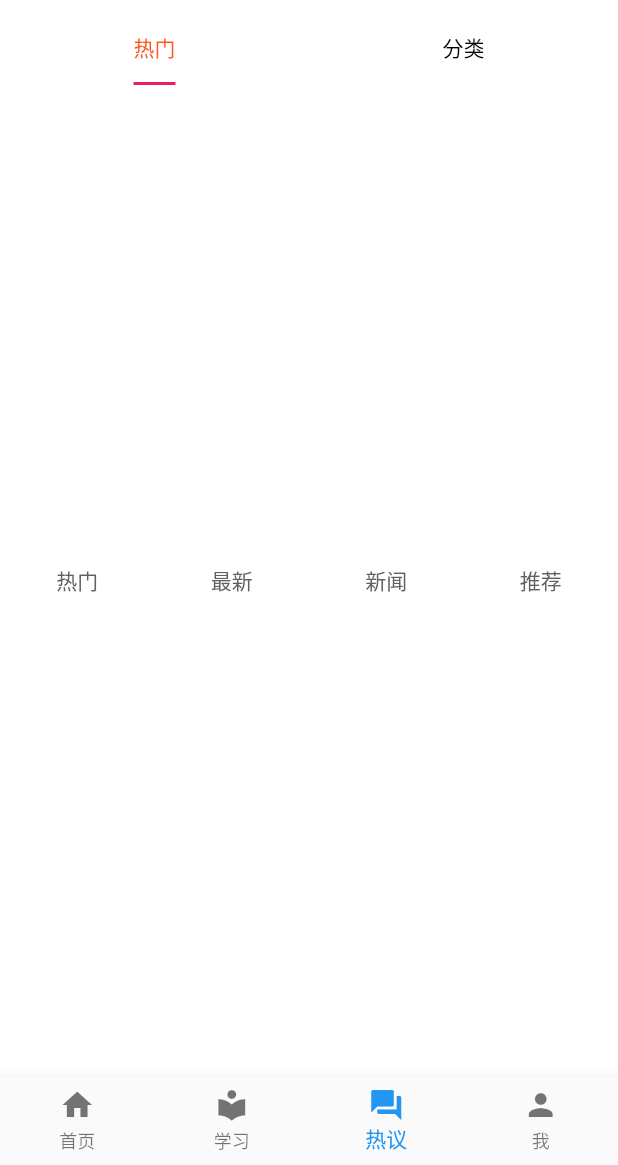
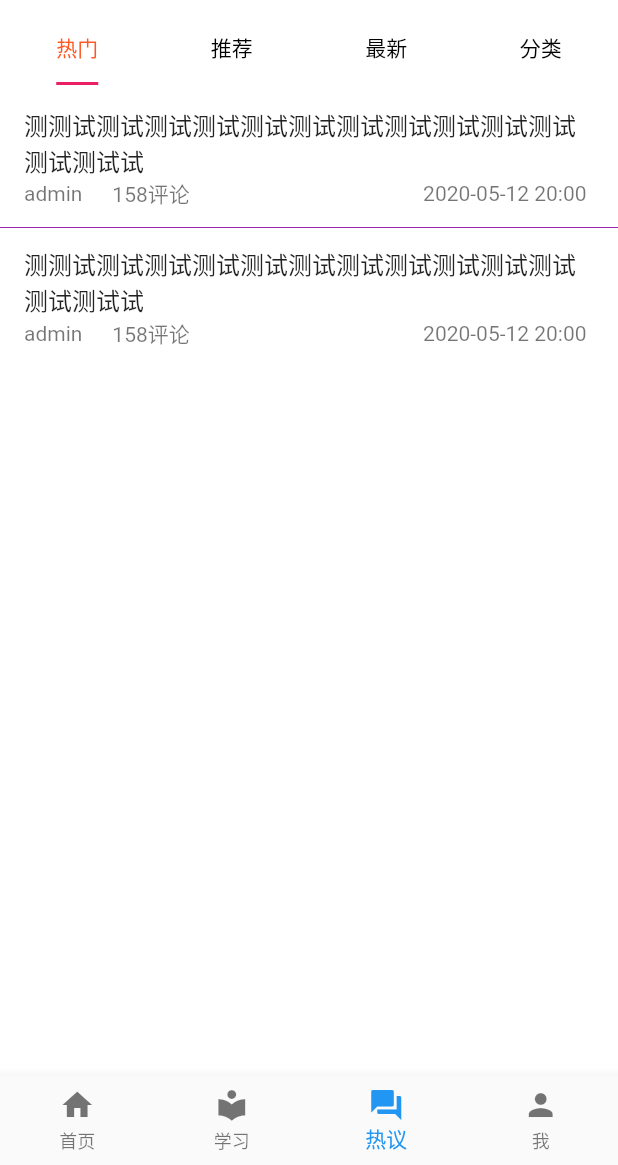
Before and after one commit to zhangjiabin1010/msbd_app, a Flutter app: the screen it shows after launch, item 3 of the bottom bar chosen, on a phone screen of 412 x 824 dp, the part 71-1236 px from its top. Run offline on Flutter 3.47's test engine with Material 2 defaults, Android fonts, the phone set to English and light mode, and no system bars; drawn by our look-alikes of badges; our stand-ins replace dio, flutter_html, shared_preferences; network calls fail.

Commit message:
discuss article widget

```diff
--- a/lib/pages/discuss/discuss.dart
+++ b/lib/pages/discuss/discuss.dart
@@ -1,6 +1,10 @@
 import 'package:flutter/material.dart';
 import 'package:msbd_app/pages/discuss/discuss_appbar.dart';
+import 'package:msbd_app/pages/discuss/discuss_category.dart';
 import 'package:msbd_app/pages/discuss/discuss_hot.dart';
+import 'package:msbd_app/pages/discuss/discuss_latest.dart';
+import 'package:msbd_app/pages/discuss/discuss_recommend.dart';
+
 
 
 class DiscussPage extends StatelessWidget {
@@ -9,7 +13,7 @@ class DiscussPage extends StatelessWidget {
   @override
   Widget build(BuildContext context) {
     return DefaultTabController(
-        length: 2,
+        length: 4,
         child: Scaffold(
             body: NestedScrollView(
               headerSliverBuilder: (BuildContext context, bool innerBoxIsScrolled) {
@@ -30,6 +34,8 @@ class DiscussPage extends StatelessWidget {
                       unselectedLabelColor: Colors.black,
                       tabs: [
                         Tab(text: "热门"),
+                        Tab(text: "推荐"),
+                        Tab(text: "最新"),
                         Tab(text: "分类"),
                       ],
                     ),
@@ -39,7 +45,10 @@ class DiscussPage extends StatelessWidget {
               body: TabBarView(
                 children: [
                   DiscussHotArticle(),
-                  Icon(Icons.directions_transit, size: 350),
+                  DiscussRecommend(),
+                  DiscussLatest(),
+                  DiscussCategory(),
+
                 ],
               ),
             )));
--- /dev/null
+++ b/lib/pages/discuss/discuss_article.dart
@@ -0,0 +1,41 @@
+import 'package:flutter/material.dart';
+
+
+class ArticleList extends StatefulWidget {
+  const ArticleList({Key? key}) : super(key: key);
+
+  @override
+  _ArticleListState createState() => _ArticleListState();
+}
+
+class _ArticleListState extends State<ArticleList> {
+  @override
+  Widget build(BuildContext context) {
+    return ListView.separated(
+        itemCount: 2,
+        itemBuilder: (context,index){
+          return ListTile(
+              title: Text("测测试测试测试测试测试测试测试测试测试测试测试测试测试试"),
+              subtitle: Row(children:[
+                Text("admin"),
+                Container(
+                    margin:EdgeInsets.only(left: 20),
+                    child: Text("158评论")),
+                Spacer(flex: 2),
+                Container(
+                  margin:EdgeInsets.only(right: 5),
+
+                  alignment: Alignment.bottomRight,
+                  // margin:EdgeInsets.only(left: 20),
+                  child: Text("2020-05-12 20:00"),)
+
+              ]),
+          );
+        },
+        separatorBuilder: (context,index){
+          return Divider(color: Colors.purple);
+        },
+        shrinkWrap: true
+        );
+  }
+}
--- a/lib/pages/discuss/discuss_hot.dart
+++ b/lib/pages/discuss/discuss_hot.dart
@@ -1,35 +1,14 @@
 import 'package:flutter/material.dart';
-
-
+import 'package:msbd_app/pages/discuss/discuss_article.dart';
 
 class DiscussHotArticle extends StatelessWidget {
   const DiscussHotArticle({Key? key}) : super(key: key);
 
   @override
   Widget build(BuildContext context) {
-    return Container(child: Column(children: [
-      FilterItem()
-    ]));
+    return Container(
+        margin: EdgeInsets.only(top:10),
+        child: ArticleList()
+    );
   }
 }
-
-
-class FilterItem extends StatelessWidget {
-  const FilterItem({Key? key}) : super(key: key);
-
-  @override
-  Widget build(BuildContext context) {
-    // Color? defaultBtnColor = Colors.grey[700];
-    TextStyle unSelectBtnStyle = TextStyle(color: Colors.grey[700]);
-    TextStyle selectedBtnStyle = TextStyle(color: Colors.yellow);
-
-    return Expanded(child: Row(
-      children: [
-        // Expanded(child:TextButton(onPressed: () {  }, child: Text("热门",style: TextStyle(color: defaultBtnColor),))),
-        Expanded(child:TextButton(onPressed: () {  }, child: Text("热门",style: unSelectBtnStyle))),
-        Expanded(child:TextButton(onPressed: () {  }, child: Text("最新",style: unSelectBtnStyle))),
-        Expanded(child:TextButton(onPressed: () {  }, child: Text("新闻",style: unSelectBtnStyle))),
-        Expanded(child:TextButton(onPressed: () {  }, child: Text("推荐",style: unSelectBtnStyle)))
-      ],));
-  }
-}
```
Also changed, not shown: lib/pages/discuss/discuss_category.dart (added, +12 -0 lines), lib/pages/discuss/discuss_latest.dart (added, +17 -0 lines), lib/pages/discuss/discuss_recommend.dart (added, +12 -0 lines).
